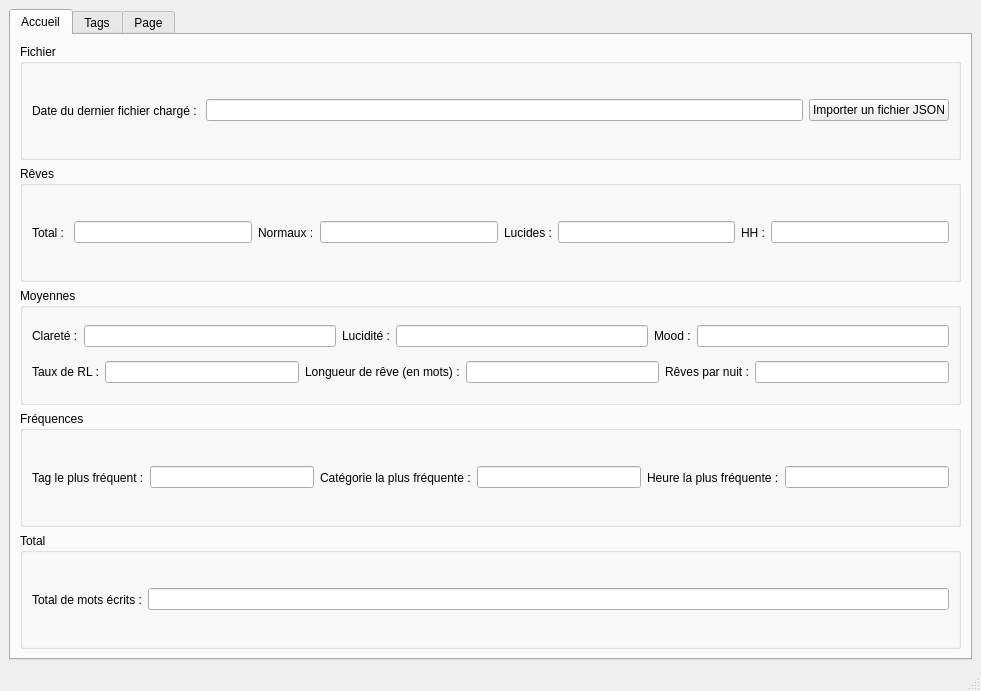
First picture: the form in ui/main_window.ui, repository estebanthi/DreamsAnalyzer, before the edit.
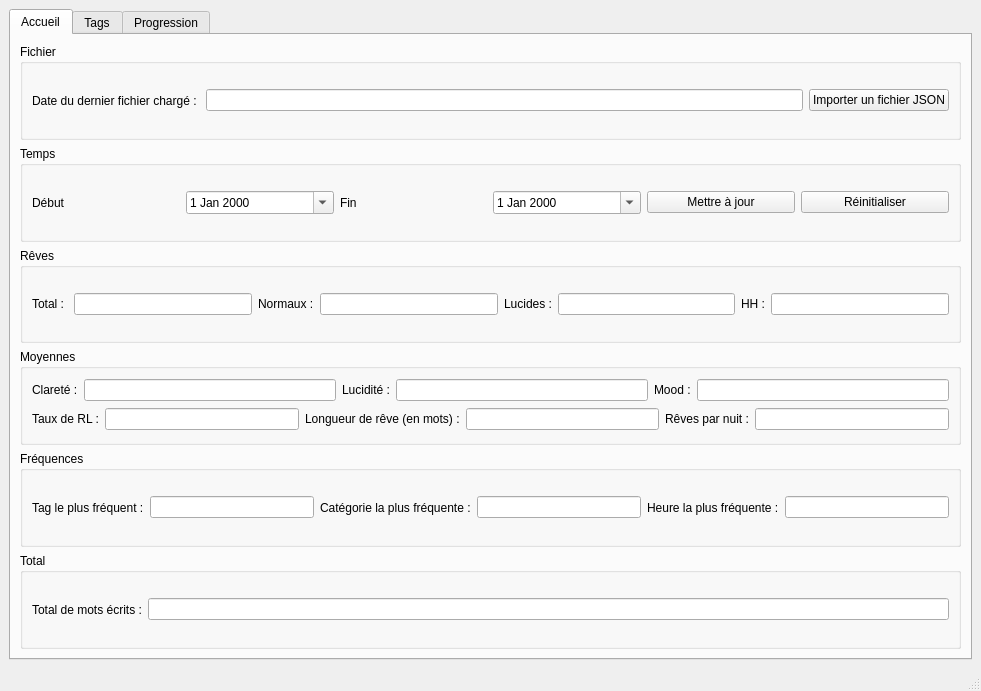
Second picture: the form after the edit. Custom widgets are drawn as their Qt base class.

Commit message: Date filter

```diff
--- a/ui/main_window.ui
+++ b/ui/main_window.ui
@@ -55,6 +55,57 @@
           </layout>
          </widget>
         </item>
+        <item>
+         <widget class="QGroupBox" name="groupBox_8">
+          <property name="title">
+           <string>Temps</string>
+          </property>
+          <layout class="QHBoxLayout" name="horizontalLayout_5">
+           <item>
+            <widget class="QLabel" name="label_16">
+             <property name="text">
+              <string>Début</string>
+             </property>
+            </widget>
+           </item>
+           <item>
+            <widget class="QDateEdit" name="startDate">
+             <property name="calendarPopup">
+              <bool>true</bool>
+             </property>
+            </widget>
+           </item>
+           <item>
+            <widget class="QLabel" name="label_17">
+             <property name="text">
+              <string>Fin</string>
+             </property>
+            </widget>
+           </item>
+           <item>
+            <widget class="QDateEdit" name="endDate">
+             <property name="calendarPopup">
+              <bool>true</bool>
+             </property>
+            </widget>
+           </item>
+           <item>
+            <widget class="QPushButton" name="updateButton">
+             <property name="text">
+              <string>Mettre à jour</string>
+             </property>
+            </widget>
+           </item>
+           <item>
+            <widget class="QPushButton" name="resetButton">
+             <property name="text">
+              <string>Réinitialiser</string>
+             </property>
+            </widget>
+           </item>
+          </layout>
+         </widget>
+        </item>
         <item>
          <widget class="QGroupBox" name="groupBox_2">
           <property name="title">
@@ -425,11 +476,50 @@
       </widget>
       <widget class="QWidget" name="Progression">
        <attribute name="title">
-        <string>Page</string>
+        <string>Progression</string>
        </attribute>
-       <layout class="QHBoxLayout" name="horizontalLayout_5">
-        <item>
-         <widget class="MplWidget" name="plotWidget" native="true"/>
+       <layout class="QGridLayout" name="gridLayout">
+        <item row="0" column="0">
+         <widget class="QGroupBox" name="groupBox_6">
+          <property name="title">
+           <string>Rêves</string>
+          </property>
+          <layout class="QGridLayout" name="gridLayout_2">
+           <item row="0" column="0">
+            <widget class="MplWidget" name="totalDreamsPlot" native="true"/>
+           </item>
+           <item row="0" column="1">
+            <widget class="MplWidget" name="lucidDreamsPlot" native="true"/>
+           </item>
+           <item row="1" column="0">
+            <widget class="MplWidget" name="averageDreamsPerNightPlot" native="true"/>
+           </item>
+           <item row="1" column="1">
+            <widget class="MplWidget" name="lucidDreamsRatePlot" native="true"/>
+           </item>
+          </layout>
+         </widget>
+        </item>
+        <item row="0" column="1">
+         <widget class="QGroupBox" name="groupBox_7">
+          <property name="title">
+           <string>Meta</string>
+          </property>
+          <layout class="QGridLayout" name="gridLayout_3">
+           <item row="0" column="0">
+            <widget class="MplWidget" name="averageClearPlot" native="true"/>
+           </item>
+           <item row="0" column="1">
+            <widget class="MplWidget" name="averageLucidityPlot" native="true"/>
+           </item>
+           <item row="1" column="0">
+            <widget class="MplWidget" name="averageMoodPlot" native="true"/>
+           </item>
+           <item row="1" column="1">
+            <widget class="MplWidget" name="averageDreamLengtPlot" native="true"/>
+           </item>
+          </layout>
+         </widget>
         </item>
        </layout>
       </widget>
```
The commit also changes 7 other files.
